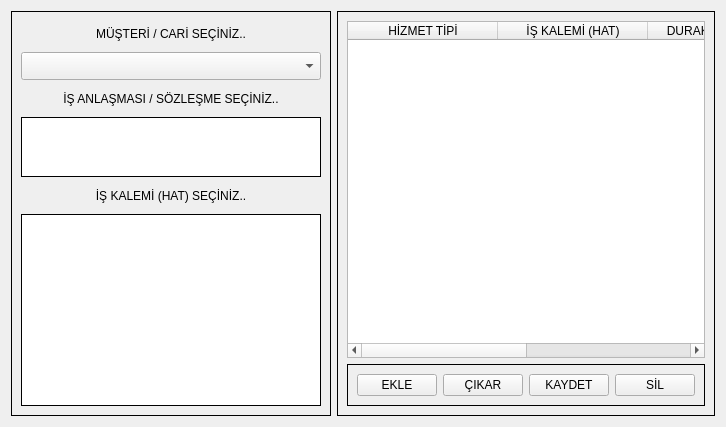
Qt form ui/ui_files/routes_window.ui (AyhanErcan70/SATTUP) before a commit.
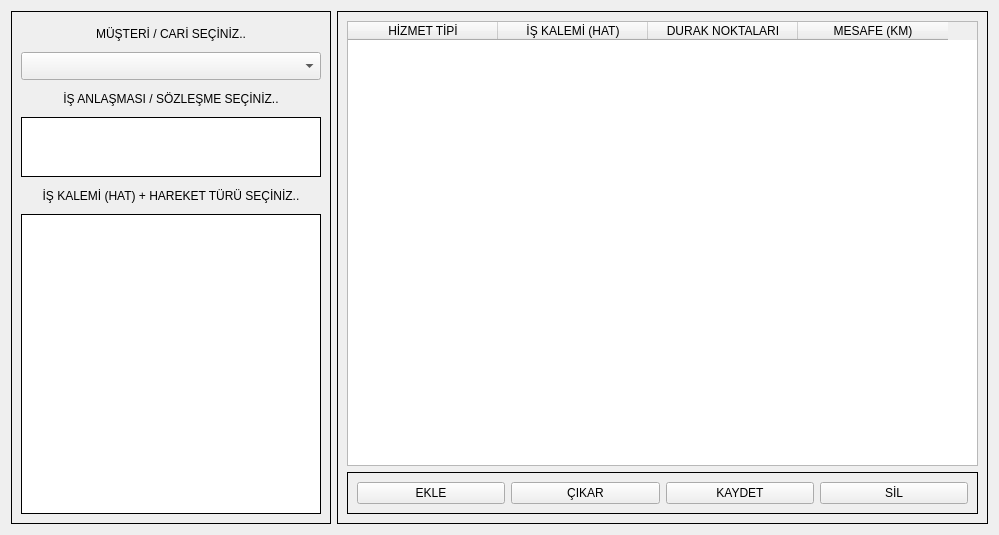
The same form after that commit.

Patch:
```diff
--- a/ui/ui_files/routes_window.ui
+++ b/ui/ui_files/routes_window.ui
@@ -7,7 +7,7 @@
     <x>0</x>
     <y>0</y>
     <width>999</width>
-    <height>0</height>
+    <height>535</height>
    </rect>
   </property>
   <property name="windowTitle">
@@ -152,7 +152,7 @@
            </size>
           </property>
           <property name="text">
-           <string>İŞ KALEMİ (HAT) SEÇİNİZ..</string>
+           <string>İŞ KALEMİ (HAT) + HAREKET TÜRÜ SEÇİNİZ..</string>
           </property>
           <property name="alignment">
            <set>Qt::AlignmentFlag::AlignCenter</set>
```
